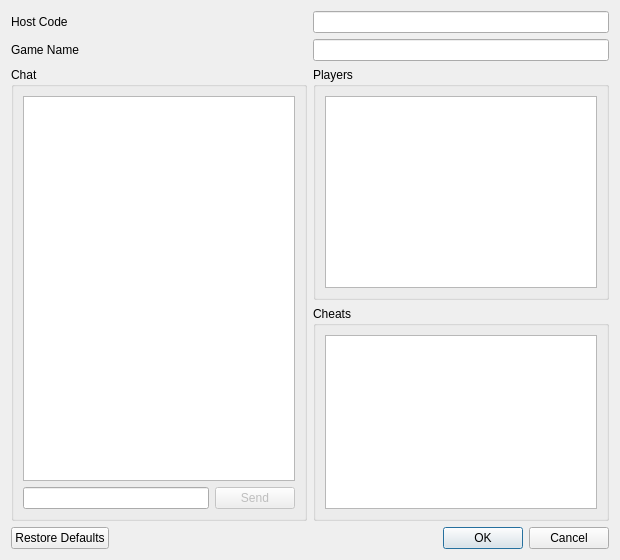
Qt form Source/RMG/UserInterface/Dialog/Netplay/NetplaySessionDialog.ui (MarioPartyNetplay/Mupen-MPN) before a commit.
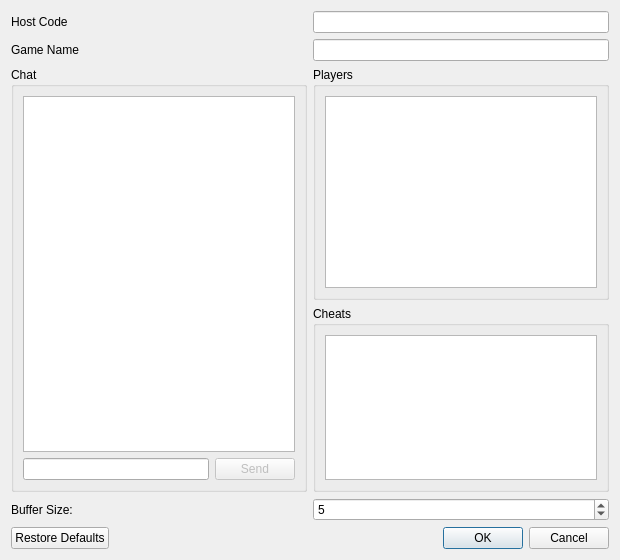
The same form after that commit.

```diff
--- a/Source/RMG/UserInterface/Dialog/Netplay/NetplaySessionDialog.ui
+++ b/Source/RMG/UserInterface/Dialog/Netplay/NetplaySessionDialog.ui
@@ -145,6 +145,30 @@
      </item>
     </layout>
    </item>
+   <item>
+    <layout class="QHBoxLayout" name="horizontalLayout_5">
+     <item>
+      <widget class="QLabel" name="bufferLabel">
+       <property name="text">
+        <string>Buffer Size:</string>
+       </property>
+      </widget>
+     </item>
+     <item>
+      <widget class="QSpinBox" name="bufferSpinBox">
+       <property name="minimum">
+        <number>1</number>
+       </property>
+       <property name="maximum">
+        <number>35</number>
+       </property>
+       <property name="value">
+        <number>5</number>
+       </property>
+      </widget>
+     </item>
+    </layout>
+   </item>
    <item>
     <widget class="QDialogButtonBox" name="buttonBox">
      <property name="orientation">
```
